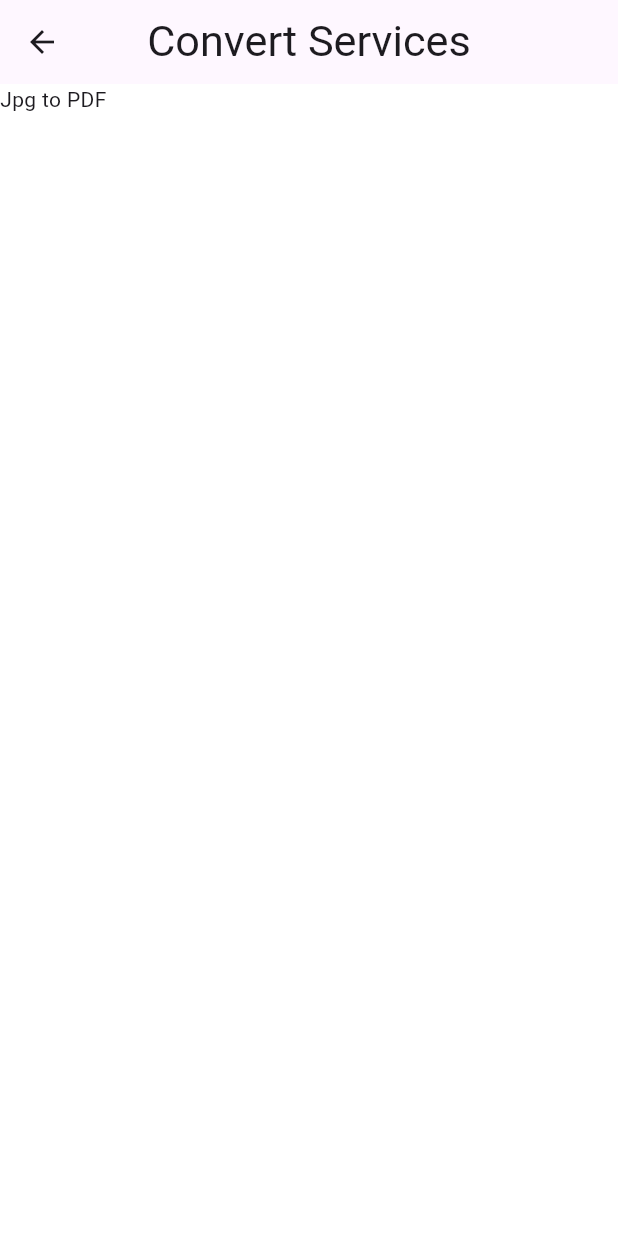
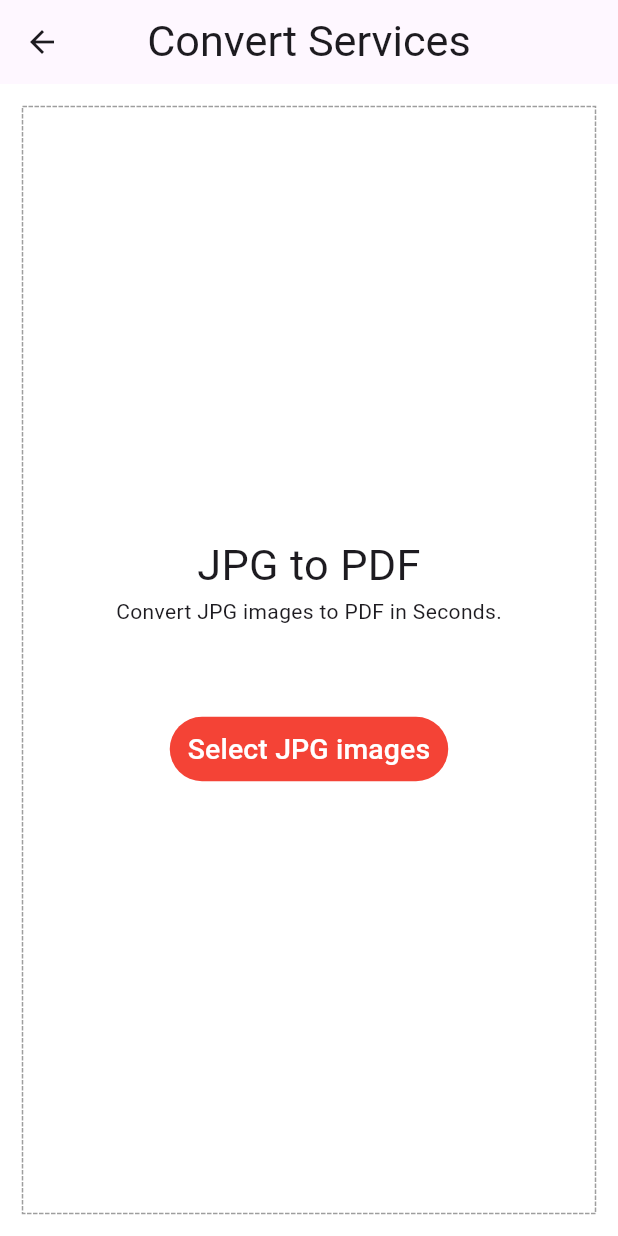
Before and after one commit to islamashraf011/CV_Maker, a Flutter app: the screen it shows after launch, after a tap on "JPG to PDF", on a phone screen of 412 x 824 dp. Run offline on Flutter 3.47's test engine with Material 3 defaults, Android fonts, the phone set to English and light mode, and no system bars; drawn by our look-alikes of dotted_border; our stand-ins replace font_awesome_flutter, go_router, lottie.

Commit message:
Used Dotted Border Package & Custom Text Button in Convert Process View Body then Receive Data by Extra with Navigation

```diff
--- a/lib/features/convert_process/presentation/view/convert_process_view.dart
+++ b/lib/features/convert_process/presentation/view/convert_process_view.dart
@@ -3,8 +3,15 @@ import '../../../../core/components/custom_head_line_text_widget.dart';
 import 'widgets/convert_process_view_body.dart';
 
 class ConvertProcessView extends StatelessWidget {
-  const ConvertProcessView({super.key});
-
+  const ConvertProcessView({
+    super.key,
+    required this.headLineText,
+    required this.subTitle,
+    required this.buttonText,
+  });
+  final String headLineText;
+  final String subTitle;
+  final String buttonText;
   @override
   Widget build(BuildContext context) {
     return Scaffold(
@@ -14,7 +21,11 @@ class ConvertProcessView extends StatelessWidget {
           headLineText: 'Convert Services',
         ),
       ),
-      body: const ConvertProcessViewBody(),
+      body: ConvertProcessViewBody(
+        buttonText: buttonText,
+        headLineText: headLineText,
+        subTitle: subTitle,
+      ),
     );
   }
 }
--- a/lib/features/convert_process/presentation/view/widgets/convert_process_view_body.dart
+++ b/lib/features/convert_process/presentation/view/widgets/convert_process_view_body.dart
@@ -1,14 +1,42 @@
+import 'package:cvmaker/core/components/custom_head_line_text_widget.dart';
+import 'package:cvmaker/core/components/custom_text_button_widget.dart';
+import 'package:dotted_border/dotted_border.dart';
 import 'package:flutter/material.dart';
 
 class ConvertProcessViewBody extends StatelessWidget {
-  const ConvertProcessViewBody({super.key});
-
+  const ConvertProcessViewBody(
+      {super.key,
+      required this.headLineText,
+      required this.subTitle,
+      required this.buttonText});
+  final String headLineText;
+  final String subTitle;
+  final String buttonText;
   @override
   Widget build(BuildContext context) {
-    return const Column(
-      children: [
-        Text('Jpg to PDF'),
-      ],
+    return Padding(
+      padding: const EdgeInsets.all(15),
+      child: DottedBorder(
+        color: Colors.grey,
+        strokeWidth: 1,
+        radius: const Radius.circular(10),
+        stackFit: StackFit.expand,
+        child: Column(
+          mainAxisAlignment: MainAxisAlignment.center,
+          children: [
+            CustomHeadLineTextWidget(headLineText: headLineText),
+            Text(subTitle),
+            SizedBox(
+              height: MediaQuery.of(context).size.height * 0.070,
+            ),
+            CustomTextButtonWidget(
+              onTap: () {},
+              text: buttonText,
+              backgroundColor: Colors.red,
+            ),
+          ],
+        ),
+      ),
     );
   }
 }
--- a/lib/features/home/presentation/views/widgets/convert_services_widget.dart
+++ b/lib/features/home/presentation/views/widgets/convert_services_widget.dart
@@ -23,7 +23,14 @@ class ConvertServicesWidget extends StatelessWidget {
           text: serviceName[index],
           icon: serviceIcons[index],
           onPressed: () {
-            context.push(AppRouter.convertProcessView);
+            context.push(
+              AppRouter.convertProcessView,
+              extra: {
+                'headLineText': serviceName[index],
+                'subTitle': subtitleServiceName[index],
+                'buttonText': buttonServiceTitle[index],
+              },
+            );
           },
         );
       },
```
